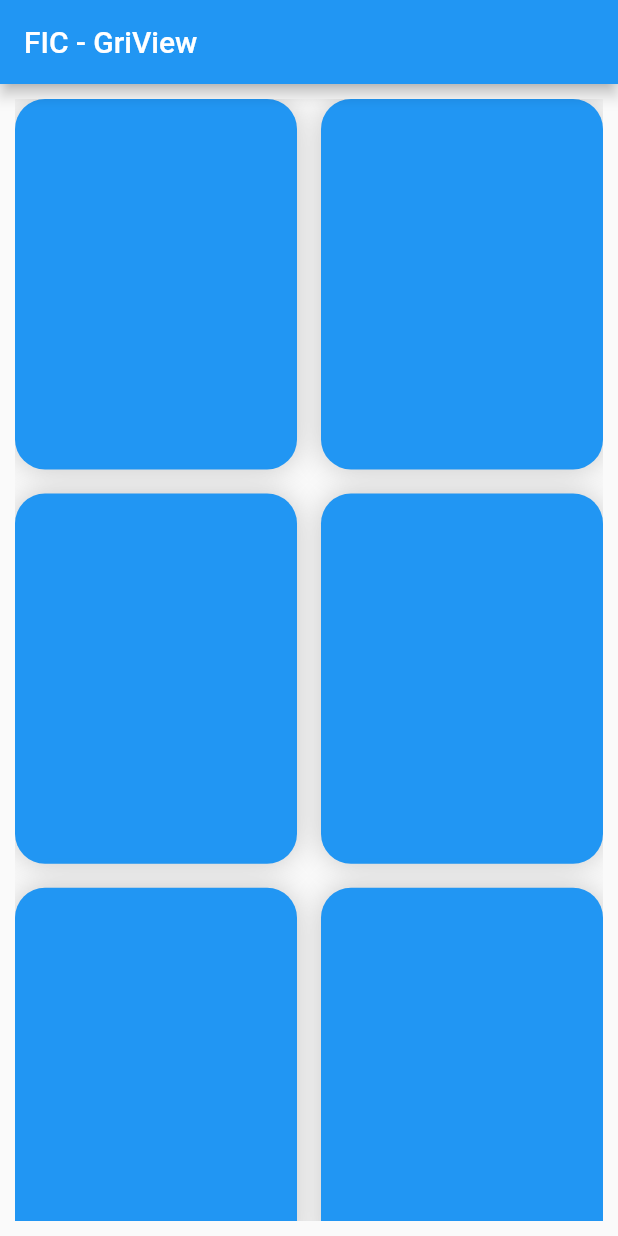
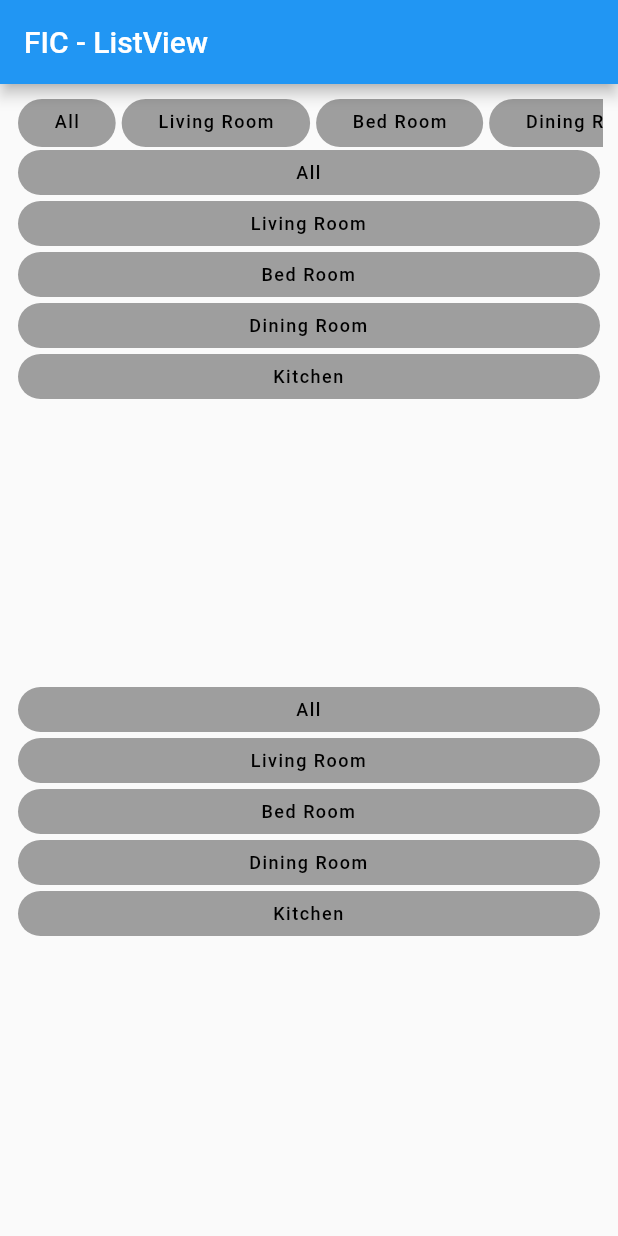
Before and after one commit to fesaworld/fic4_flutter_widgets_challenges, a Flutter app: the screen it shows after launch, on a phone screen of 412 x 824 dp. Run offline on Flutter 3.47's test engine with Material 2 defaults, Android fonts, the light colour scheme and no system bars.

Commit message:
basic widget - basic_layout - liatview_widget

```diff
--- a/lib/main.dart
+++ b/lib/main.dart
@@ -5,6 +5,7 @@ import 'package:fic4_flutter_widgets_challenges/tugas/basic_layout/center_widget
 import 'package:fic4_flutter_widgets_challenges/tugas/basic_layout/column_widget.dart';
 import 'package:fic4_flutter_widgets_challenges/tugas/basic_layout/expanded_widget.dart';
 import 'package:fic4_flutter_widgets_challenges/tugas/basic_layout/gridview_widget.dart';
+import 'package:fic4_flutter_widgets_challenges/tugas/basic_layout/listview_widget.dart';
 import 'package:flutter/material.dart';
 
 void main() {
@@ -28,7 +29,8 @@ class MyApp extends StatelessWidget {
       // home: const CenterWidget(),
       // home: const ColumnWidget(),
       // home: const ExpandedWidget(),
-      home: const GridViewWidget(),
+      // home: const GridViewWidget(),
+      home: ListViewWidget(),
     );
   }
 }
--- /dev/null
+++ b/lib/tugas/basic_layout/listview_widget.dart
@@ -0,0 +1,133 @@
+import 'package:flutter/material.dart';
+
+class ListViewWidget extends StatelessWidget {
+  ListViewWidget({Key? key}) : super(key: key);
+
+  final List<String> categories = [
+    'All',
+    'Living Room',
+    'Bed Room',
+    'Dining Room',
+    'Kitchen'
+  ];
+
+  @override
+  Widget build(BuildContext context) {
+    return Scaffold(
+      appBar: AppBar(
+        title: const Text("FIC - ListView"),
+      ),
+      body: Container(
+        padding: const EdgeInsets.all(10.0),
+        child: Column(
+          children: [
+            SizedBox(
+              height: 32,
+              child: ListView(
+                scrollDirection: Axis.horizontal,
+                children: List.generate(
+                  categories.length,
+                      (index) {
+                    return GestureDetector(
+                      onTap: () {},
+                      child: AnimatedContainer(
+                        duration: const Duration(milliseconds: 150),
+                        decoration: BoxDecoration(
+                          borderRadius: BorderRadius.circular(20),
+                          color: Colors.grey,
+                        ),
+                        padding: const EdgeInsets.symmetric(
+                          vertical: 8,
+                          horizontal: 24,
+                        ),
+                        margin: const EdgeInsets.symmetric(horizontal: 2),
+                        child: Text(
+                          categories[index],
+                          textAlign: TextAlign.center,
+                          style: const TextStyle(
+                            fontSize: 12,
+                            color: Colors.black,
+                            fontWeight: FontWeight.w500,
+                            letterSpacing: 1,
+                          ),
+                        ),
+                      ),
+                    );
+                  },
+                ),
+              ),
+            ),
+            Expanded(
+              child: ListView(
+                children: List.generate(
+                  categories.length,
+                      (index) {
+                    return GestureDetector(
+                      onTap: () {},
+                      child: AnimatedContainer(
+                        duration: const Duration(milliseconds: 150),
+                        decoration: BoxDecoration(
+                          borderRadius: BorderRadius.circular(20),
+                          color: Colors.grey,
+                        ),
+                        padding: const EdgeInsets.symmetric(
+                          vertical: 8,
+                          horizontal: 24,
+                        ),
+                        margin: const EdgeInsets.symmetric(
+                            horizontal: 2, vertical: 2),
+                        child: Text(
+                          categories[index],
+                          textAlign: TextAlign.center,
+                          style: const TextStyle(
+                            fontSize: 12,
+                            color: Colors.black,
+                            fontWeight: FontWeight.w500,
+                            letterSpacing: 1,
+                          ),
+                        ),
+                      ),
+                    );
+                  },
+                ),
+              ),
+            ),
+            Expanded(
+              child: ListView.builder(
+                itemCount: categories.length,
+                itemBuilder: (context, index) {
+                  return GestureDetector(
+                    onTap: () {},
+                    child: AnimatedContainer(
+                      duration: const Duration(milliseconds: 150),
+                      decoration: BoxDecoration(
+                        borderRadius: BorderRadius.circular(20),
+                        color: Colors.grey,
+                      ),
+                      padding: const EdgeInsets.symmetric(
+                        vertical: 8,
+                        horizontal: 24,
+                      ),
+                      margin: const EdgeInsets.symmetric(
+                          horizontal: 2, vertical: 2),
+                      child: Text(
+                        categories[index],
+                        textAlign: TextAlign.center,
+                        style: const TextStyle(
+                          fontSize: 12,
+                          color: Colors.black,
+                          fontWeight: FontWeight.w500,
+                          letterSpacing: 1,
+                        ),
+                      ),
+                    ),
+                  );
+                },
+              ),
+            ),
+          ],
+        ),
+      ),
+    );
+  }
+}
```
